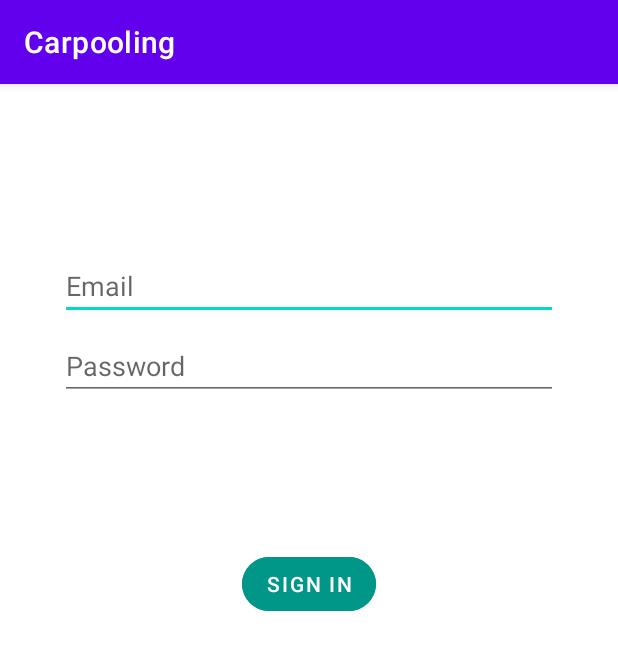
After one commit to Salchiis/Carpooling, an Android app: the fragment LoginFragment shown on its own in the app's theme, on a phone screen of 412 x 824 dp. The commit adds this screen. Shown: the top 650 px of the screen. Run offline under Robolectric (Android 15) with nearby library versions, the phone set to English and light mode, and no system bars.

Commit message:
Fix login

```diff
--- a/app/build.gradle
+++ b/app/build.gradle
@@ -37,6 +37,9 @@
     implementation 'com.google.android.material:material:1.4.0'
     implementation 'androidx.constraintlayout:constraintlayout:2.0.4'
     implementation 'com.google.android.gms:play-services-maps:18.1.0'
+    implementation 'androidx.annotation:annotation:1.5.0'
+    implementation 'androidx.lifecycle:lifecycle-livedata-ktx:2.5.1'
+    implementation 'androidx.lifecycle:lifecycle-viewmodel-ktx:2.5.1'
     testImplementation 'junit:junit:4.13.2'
     androidTestImplementation 'androidx.test.ext:junit:1.1.3'
     androidTestImplementation 'androidx.test.espresso:espresso-core:3.4.0'
--- /dev/null
+++ b/app/src/main/java/com/example/carpooling/data/LoginRepository.java
@@ -0,0 +1,54 @@
+package com.example.carpooling.data;
+
+import com.example.carpooling.data.model.LoggedInUser;
+
+/**
+ * Class that requests authentication and user information from the remote data source and
+ * maintains an in-memory cache of login status and user credentials information.
+ */
+public class LoginRepository {
+
+    private static volatile LoginRepository instance;
+
+    private LoginDataSource dataSource;
+
+    // If user credentials will be cached in local storage, it is recommended it be encrypted
+    // @see https://developer.android.com/training/articles/keystore
+    private LoggedInUser user = null;
+
+    // private constructor : singleton access
+    private LoginRepository(LoginDataSource dataSource) {
+        this.dataSource = dataSource;
+    }
+
+    public static LoginRepository getInstance(LoginDataSource dataSource) {
+        if (instance == null) {
+            instance = new LoginRepository(dataSource);
+        }
+        return instance;
+    }
+
+    public boolean isLoggedIn() {
+        return user != null;
+    }
+
+    public void logout() {
+        user = null;
+        dataSource.logout();
+    }
+
+    private void setLoggedInUser(LoggedInUser user) {
+        this.user = user;
+        // If user credentials will be cached in local storage, it is recommended it be encrypted
+        // @see https://developer.android.com/training/articles/keystore
+    }
+
+    public Result<LoggedInUser> login(String username, String password) {
+        // handle login
+        Result<LoggedInUser> result = dataSource.login(username, password);
+        if (result instanceof Result.Success) {
+            setLoggedInUser(((Result.Success<LoggedInUser>) result).getData());
+        }
+        return result;
+    }
+}
--- /dev/null
+++ b/app/src/main/java/com/example/carpooling/ui/login/LoginFragment.java
@@ -0,0 +1,150 @@
+package com.example.carpooling.ui.login;
+
+import androidx.lifecycle.Observer;
+import androidx.lifecycle.ViewModelProvider;
+import androidx.annotation.NonNull;
+import androidx.annotation.Nullable;
+import androidx.annotation.StringRes;
+import androidx.fragment.app.Fragment;
+
+import android.os.Bundle;
+import android.text.Editable;
+import android.text.TextWatcher;
+import android.view.KeyEvent;
+import android.view.LayoutInflater;
+import android.view.View;
+import android.view.ViewGroup;
+import android.view.inputmethod.EditorInfo;
+import android.widget.Button;
+import android.widget.EditText;
+import android.widget.ProgressBar;
+import android.widget.TextView;
+import android.widget.Toast;
+
+import com.example.carpooling.databinding.FragmentLoginBinding;
+
+import com.example.carpooling.R;
+
+public class LoginFragment extends Fragment {
+
+    private LoginViewModel loginViewModel;
+    private FragmentLoginBinding binding;
+
+    @Nullable
+    @Override
+    public View onCreateView(@NonNull LayoutInflater inflater,
+                             @Nullable ViewGroup container,
+                             @Nullable Bundle savedInstanceState) {
+
+        binding = FragmentLoginBinding.inflate(inflater, container, false);
+        return binding.getRoot();
+
+    }
+
+    @Override
+    public void onViewCreated(@NonNull View view, @Nullable Bundle savedInstanceState) {
+        super.onViewCreated(view, savedInstanceState);
+        loginViewModel = new ViewModelProvider(this, new LoginViewModelFactory())
+                .get(LoginViewModel.class);
+
+        final EditText usernameEditText = binding.username;
+        final EditText passwordEditText = binding.password;
+        final Button loginButton = binding.login;
+        final ProgressBar loadingProgressBar = binding.loading;
+
+        loginViewModel.getLoginFormState().observe(getViewLifecycleOwner(), new Observer<LoginFormState>() {
+            @Override
+            public void onChanged(@Nullable LoginFormState loginFormState) {
+                if (loginFormState == null) {
+                    return;
+                }
+                loginButton.setEnabled(loginFormState.isDataValid());
+                if (loginFormState.getUsernameError() != null) {
+                    usernameEditText.setError(getString(loginFormState.getUsernameError()));
+                }
+                if (loginFormState.getPasswordError() != null) {
+                    passwordEditText.setError(getString(loginFormState.getPasswordError()));
+                }
+            }
+        });
+
+        loginViewModel.getLoginResult().observe(getViewLifecycleOwner(), new Observer<LoginResult>() {
+            @Override
+            public void onChanged(@Nullable LoginResult loginResult) {
+                if (loginResult == null) {
+                    return;
+                }
+                loadingProgressBar.setVisibility(View.GONE);
+                if (loginResult.getError() != null) {
+                    showLoginFailed(loginResult.getError());
+                }
+                if (loginResult.getSuccess() != null) {
+                    updateUiWithUser(loginResult.getSuccess());
+                }
+            }
+        });
+
+        TextWatcher afterTextChangedListener = new TextWatcher() {
+            @Override
+            public void beforeTextChanged(CharSequence s, int start, int count, int after) {
+                // ignore
+            }
+
+            @Override
+            public void onTextChanged(CharSequence s, int start, int before, int count) {
+                // ignore
+            }
+
+            @Override
+            public void afterTextChanged(Editable s) {
+                loginViewModel.loginDataChanged(usernameEditText.getText().toString(),
+                        passwordEditText.getText().toString());
+            }
+        };
+        usernameEditText.addTextChangedListener(afterTextChangedListener);
+        passwordEditText.addTextChangedListener(afterTextChangedListener);
+        passwordEditText.setOnEditorActionListener(new TextView.OnEditorActionListener() {
+
+            @Override
+            public boolean onEditorAction(TextView v, int actionId, KeyEvent event) {
+                if (actionId == EditorInfo.IME_ACTION_DONE) {
+                    loginViewModel.login(usernameEditText.getText().toString(),
+                            passwordEditText.getText().toString());
+                }
+                return false;
+            }
+        });
+
+        loginButton.setOnClickListener(new View.OnClickListener() {
+            @Override
+            public void onClick(View v) {
+                loadingProgressBar.setVisibility(View.VISIBLE);
+                loginViewModel.login(usernameEditText.getText().toString(),
+                        passwordEditText.getText().toString());
+            }
+        });
+    }
+
+    private void updateUiWithUser(LoggedInUserView model) {
+        String welcome = getString(R.string.welcome) + model.getDisplayName();
+        // TODO : initiate successful logged in experience
+        if (getContext() != null && getContext().getApplicationContext() != null) {
+            Toast.makeText(getContext().getApplicationContext(), welcome, Toast.LENGTH_LONG).show();
+        }
+    }
+
+    private void showLoginFailed(@StringRes Integer errorString) {
+        if (getContext() != null && getContext().getApplicationContext() != null) {
+            Toast.makeText(
+                    getContext().getApplicationContext(),
+                    errorString,
+                    Toast.LENGTH_LONG).show();
+        }
+    }
+
+    @Override
+    public void onDestroyView() {
+        super.onDestroyView();
+        binding = null;
+    }
+}
--- /dev/null
+++ b/app/src/main/java/com/example/carpooling/ui/login/LoginViewModel.java
@@ -0,0 +1,70 @@
+package com.example.carpooling.ui.login;
+
+import androidx.lifecycle.LiveData;
+import androidx.lifecycle.MutableLiveData;
+import androidx.lifecycle.ViewModel;
+
+import android.util.Patterns;
+
+import com.example.carpooling.data.LoginRepository;
+import com.example.carpooling.data.Result;
+import com.example.carpooling.data.model.LoggedInUser;
+import com.example.carpooling.R;
+
+public class LoginViewModel extends ViewModel {
+
+    private MutableLiveData<LoginFormState> loginFormState = new MutableLiveData<>();
+    private MutableLiveData<LoginResult> loginResult = new MutableLiveData<>();
+    private LoginRepository loginRepository;
+
+    LoginViewModel(LoginRepository loginRepository) {
+        this.loginRepository = loginRepository;
+    }
+
+    LiveData<LoginFormState> getLoginFormState() {
+        return loginFormState;
+    }
+
+    LiveData<LoginResult> getLoginResult() {
+        return loginResult;
+    }
+
+    public void login(String username, String password) {
+        // can be launched in a separate asynchronous job
+        Result<LoggedInUser> result = loginRepository.login(username, password);
+
+        if (result instanceof Result.Success) {
+            LoggedInUser data = ((Result.Success<LoggedInUser>) result).getData();
+            loginResult.setValue(new LoginResult(new LoggedInUserView(data.getDisplayName())));
+        } else {
+            loginResult.setValue(new LoginResult(R.string.login_failed));
+        }
+    }
+
+    public void loginDataChanged(String username, String password) {
+        if (!isUserNameValid(username)) {
+            loginFormState.setValue(new LoginFormState(R.string.invalid_username, null));
+        } else if (!isPasswordValid(password)) {
+            loginFormState.setValue(new LoginFormState(null, R.string.invalid_password));
+        } else {
+            loginFormState.setValue(new LoginFormState(true));
+        }
+    }
+
+    // A placeholder username validation check
+    private boolean isUserNameValid(String username) {
+        if (username == null) {
+            return false;
+        }
+        if (username.contains("@")) {
+            return Patterns.EMAIL_ADDRESS.matcher(username).matches();
+        } else {
+            return !username.trim().isEmpty();
+        }
+    }
+
+    // A placeholder password validation check
+    private boolean isPasswordValid(String password) {
+        return password != null && password.trim().length() > 5;
+    }
+}
--- /dev/null
+++ b/app/src/main/java/com/example/carpooling/ui/login/LoginViewModelFactory.java
@@ -0,0 +1,26 @@
+package com.example.carpooling.ui.login;
+
+import androidx.lifecycle.ViewModel;
+import androidx.lifecycle.ViewModelProvider;
+import androidx.annotation.NonNull;
+
+import com.example.carpooling.data.LoginDataSource;
+import com.example.carpooling.data.LoginRepository;
+
+/**
+ * ViewModel provider factory to instantiate LoginViewModel.
+ * Required given LoginViewModel has a non-empty constructor
+ */
+public class LoginViewModelFactory implements ViewModelProvider.Factory {
+
+    @NonNull
+    @Override
+    @SuppressWarnings("unchecked")
+    public <T extends ViewModel> T create(@NonNull Class<T> modelClass) {
+        if (modelClass.isAssignableFrom(LoginViewModel.class)) {
+            return (T) new LoginViewModel(LoginRepository.getInstance(new LoginDataSource()));
+        } else {
+            throw new IllegalArgumentException("Unknown ViewModel class");
+        }
+    }
+}
--- a/app/src/main/res/layout/activity_main.xml
+++ b/app/src/main/res/layout/activity_main.xml
@@ -19,6 +19,7 @@
 
     <com.google.android.material.bottomnavigation.BottomNavigationView
         android:id="@+id/bottomNavigationView"
+        android:background="@color/blue"
         android:layout_width="match_parent"
         android:layout_height="wrap_content"
         app:layout_constraintBottom_toBottomOf="parent"
--- /dev/null
+++ b/app/src/main/res/layout/fragment_login.xml
@@ -0,0 +1,80 @@
+<?xml version="1.0" encoding="utf-8"?>
+<androidx.constraintlayout.widget.ConstraintLayout xmlns:android="http://schemas.android.com/apk/res/android"
+    xmlns:app="http://schemas.android.com/apk/res-auto"
+    xmlns:tools="http://schemas.android.com/tools"
+    android:id="@+id/container"
+    android:layout_width="match_parent"
+    android:layout_height="match_parent"
+    android:paddingLeft="@dimen/fragment_horizontal_margin"
+    android:paddingTop="@dimen/fragment_vertical_margin"
+    android:paddingRight="@dimen/fragment_horizontal_margin"
+    android:paddingBottom="@dimen/fragment_vertical_margin"
+    tools:context=".ui.login.LoginFragment">
+
+    <EditText
+        android:id="@+id/username"
+        android:layout_width="0dp"
+        android:layout_height="wrap_content"
+        android:layout_marginStart="24dp"
+        android:layout_marginTop="96dp"
+        android:layout_marginEnd="24dp"
+        android:hint="@string/prompt_email"
+        android:inputType="textEmailAddress"
+        android:selectAllOnFocus="true"
+        app:layout_constraintEnd_toEndOf="parent"
+        app:layout_constraintStart_toStartOf="parent"
+        app:layout_constraintTop_toTopOf="parent" />
+
+    <EditText
+        android:id="@+id/password"
+        android:layout_width="0dp"
+        android:layout_height="wrap_content"
+        android:layout_marginStart="24dp"
+        android:layout_marginTop="8dp"
+        android:layout_marginEnd="24dp"
+        android:hint="@string/prompt_password"
+        android:imeActionLabel="@string/action_sign_in_short"
+        android:imeOptions="actionDone"
+        android:inputType="textPassword"
+        android:selectAllOnFocus="true"
+        app:layout_constraintEnd_toEndOf="parent"
+        app:layout_constraintStart_toStartOf="parent"
+        app:layout_constraintTop_toBottomOf="@+id/username" />
+
+    <Button
+        android:id="@+id/login"
+        android:layout_width="wrap_content"
+        android:layout_height="wrap_content"
+        android:backgroundTint="#009688"
+        android:layout_gravity="start"
+        android:layout_marginStart="48dp"
+        android:layout_marginTop="16dp"
+        android:layout_marginEnd="48dp"
+        android:layout_marginBottom="64dp"
+        android:enabled="false"
+        android:text="Sign in"
+        android:textColor="@color/white"
+        app:cornerRadius="40px"
+
+        app:layout_constraintBottom_toBottomOf="parent"
+        app:layout_constraintEnd_toEndOf="parent"
+        app:layout_constraintStart_toStartOf="parent"
+        app:layout_constraintTop_toBottomOf="@+id/password"
+        app:layout_constraintVertical_bias="0.2" />
+
+    <ProgressBar
+        android:id="@+id/loading"
+        android:layout_width="wrap_content"
+        android:layout_height="wrap_content"
+        android:layout_gravity="center"
+        android:layout_marginStart="32dp"
+        android:layout_marginTop="64dp"
+        android:layout_marginEnd="32dp"
+        android:layout_marginBottom="64dp"
+        android:visibility="gone"
+        app:layout_constraintBottom_toBottomOf="parent"
+        app:layout_constraintEnd_toEndOf="@+id/password"
+        app:layout_constraintStart_toStartOf="@+id/password"
+        app:layout_constraintTop_toTopOf="parent"
+        app:layout_constraintVertical_bias="0.3" />
+</androidx.constraintlayout.widget.ConstraintLayout>
--- /dev/null
+++ b/app/src/main/res/values/dimens.xml
@@ -0,0 +1,5 @@
+<resources>
+    <!-- Default screen margins, per the Android Design guidelines. -->
+    <dimen name="fragment_horizontal_margin">16dp</dimen>
+    <dimen name="fragment_vertical_margin">16dp</dimen>
+</resources>
--- a/app/src/main/res/values/strings.xml
+++ b/app/src/main/res/values/strings.xml
@@ -2,4 +2,15 @@
     <string name="app_name">Carpooling</string>
     <!-- TODO: Remove or change this placeholder text -->
     <string name="hello_blank_fragment">Hello blank fragment</string>
+    <color name="blue">#5E98EE</color>
+    <!-- Strings related to login -->
+    <string name="prompt_email">Email</string>
+    <string name="prompt_password">Password</string>
+    <string name="action_sign_in">Sign in or register</string>
+    <string name="action_sign_in_short">Sign in</string>
+    <string name="welcome">"Welcome!"</string>
+    <string name="invalid_username">Not a valid username</string>
+    <string name="invalid_password">Password must be >5 characters</string>
+    <string name="login_failed">"Login failed"</string>
+
 </resources>
```
Also changed, not shown: app/src/main/java/com/example/carpooling/data/LoginDataSource.java (added, +29 -0 lines), app/src/main/java/com/example/carpooling/data/Result.java (added, +48 -0 lines), app/src/main/java/com/example/carpooling/data/model/LoggedInUser.java (added, +23 -0 lines), app/src/main/java/com/example/carpooling/ui/login/LoggedInUserView.java (added, +17 -0 lines), app/src/main/java/com/example/carpooling/ui/login/LoginFormState.java (added, +40 -0 lines), app/src/main/java/com/example/carpooling/ui/login/LoginResult.java (added, +31 -0 lines), app/src/main/res/layout/fragment_profile.xml (+9 -0 lines).
